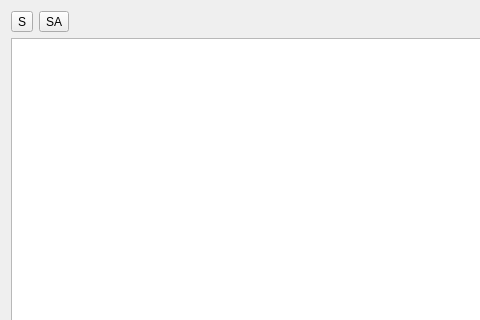
Before: the Qt Designer form script/editor/iscripteditor.ui in daniel-Jones/IdealIRC, drawn with Qt 5; both pictures show x 0 to 480 and y 0 to 320 of the 767 by 497 pixel window.
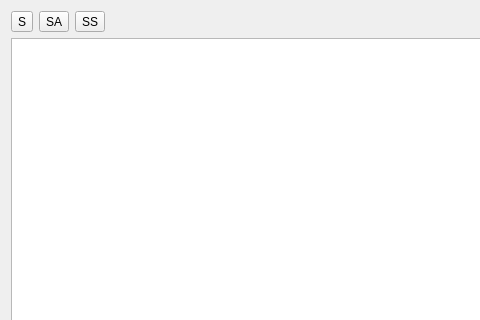
After: the same form once the commit is applied. Icons and pictures are not drawn.

Commit message:
Script editor settings
Simple settings dialog made to change font and colors.

math.h had to be included in tscriptcommand.h for compile in clang.

What changed in the file:
```diff
--- a/script/editor/iscripteditor.ui
+++ b/script/editor/iscripteditor.ui
@@ -44,7 +44,7 @@
      </property>
     </widget>
    </item>
-   <item row="0" column="2">
+   <item row="0" column="3">
     <spacer name="horizontalSpacer">
      <property name="orientation">
       <enum>Qt::Horizontal</enum>
@@ -57,7 +57,7 @@
      </property>
     </spacer>
    </item>
-   <item row="1" column="0" colspan="3">
+   <item row="1" column="0" colspan="4">
     <widget class="QSplitter" name="splitter">
      <property name="orientation">
       <enum>Qt::Horizontal</enum>
@@ -92,6 +92,19 @@
      </property>
     </widget>
    </item>
+   <item row="0" column="2">
+    <widget class="QToolButton" name="btnSettings">
+     <property name="text">
+      <string>SS</string>
+     </property>
+     <property name="iconSize">
+      <size>
+       <width>32</width>
+       <height>32</height>
+      </size>
+     </property>
+    </widget>
+   </item>
   </layout>
  </widget>
  <resources>
```
The commit also changes 9 other files.
